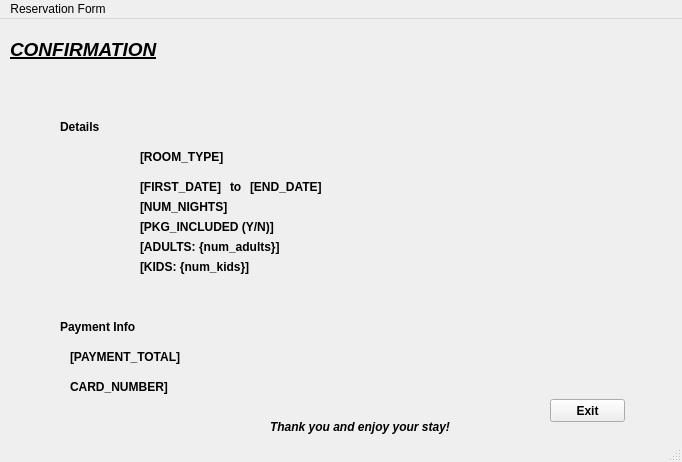
Above: mainwindow.ui from JMielbrecht-Class-Projects/Lab2_CSC3220_ReservationForm_JMielbrecht before the change. Below: the same form after it.
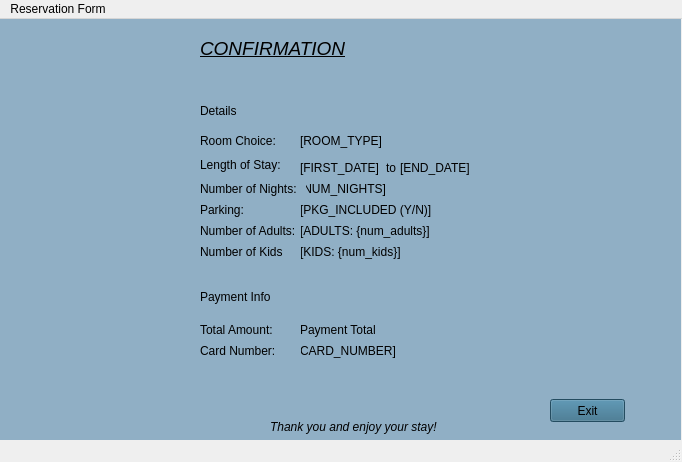
That is the form after the change. The open tabs and pages were chosen to show the change.

What changed in the file:
```diff
--- a/mainwindow.ui
+++ b/mainwindow.ui
@@ -29,6 +29,9 @@
       <bold>true</bold>
      </font>
     </property>
+    <property name="styleSheet">
+     <string notr="true">background-color: rgb(144, 175, 197);</string>
+    </property>
     <property name="currentIndex">
      <number>0</number>
     </property>
@@ -674,8 +677,8 @@
      <widget class="QLabel" name="label">
       <property name="geometry">
        <rect>
-        <x>10</x>
-        <y>10</y>
+        <x>200</x>
+        <y>9</y>
         <width>191</width>
         <height>41</height>
        </rect>
@@ -694,8 +697,8 @@
      <widget class="QLabel" name="label_4">
       <property name="geometry">
        <rect>
-        <x>60</x>
-        <y>100</y>
+        <x>200</x>
+        <y>84</y>
         <width>81</width>
         <height>16</height>
        </rect>
@@ -707,8 +710,8 @@
      <widget class="QLabel" name="label_5">
       <property name="geometry">
        <rect>
-        <x>60</x>
-        <y>300</y>
+        <x>200</x>
+        <y>270</y>
         <width>111</width>
         <height>16</height>
        </rect>
@@ -717,12 +720,12 @@
        <string>Payment Info</string>
       </property>
      </widget>
-     <widget class="QLabel" name="label_6">
+     <widget class="QLabel" name="roomSelection">
       <property name="geometry">
        <rect>
-        <x>140</x>
-        <y>130</y>
-        <width>91</width>
+        <x>300</x>
+        <y>114</y>
+        <width>301</width>
         <height>16</height>
        </rect>
       </property>
@@ -730,11 +733,11 @@
        <string>[ROOM_TYPE]</string>
       </property>
      </widget>
-     <widget class="QLabel" name="label_7">
+     <widget class="QLabel" name="startDate">
       <property name="geometry">
        <rect>
-        <x>140</x>
-        <y>160</y>
+        <x>300</x>
+        <y>141</y>
         <width>91</width>
         <height>16</height>
        </rect>
@@ -746,8 +749,8 @@
      <widget class="QLabel" name="label_8">
       <property name="geometry">
        <rect>
-        <x>230</x>
-        <y>160</y>
+        <x>386</x>
+        <y>141</y>
         <width>21</width>
         <height>16</height>
        </rect>
@@ -756,11 +759,11 @@
        <string>to</string>
       </property>
      </widget>
-     <widget class="QLabel" name="label_9">
+     <widget class="QLabel" name="lastDate">
       <property name="geometry">
        <rect>
-        <x>250</x>
-        <y>160</y>
+        <x>400</x>
+        <y>141</y>
         <width>81</width>
         <height>16</height>
        </rect>
@@ -769,11 +772,11 @@
        <string>[END_DATE]</string>
       </property>
      </widget>
-     <widget class="QLabel" name="label_10">
+     <widget class="QLabel" name="totalNumNight">
       <property name="geometry">
        <rect>
-        <x>140</x>
-        <y>180</y>
+        <x>300</x>
+        <y>162</y>
         <width>91</width>
         <height>16</height>
        </rect>
@@ -782,12 +785,12 @@
        <string>[NUM_NIGHTS]</string>
       </property>
      </widget>
-     <widget class="QLabel" name="label_11">
+     <widget class="QLabel" name="parkingIncluded">
       <property name="geometry">
        <rect>
-        <x>140</x>
-        <y>200</y>
-        <width>141</width>
+        <x>300</x>
+        <y>183</y>
+        <width>175</width>
         <height>16</height>
        </rect>
       </property>
@@ -795,11 +798,11 @@
        <string>[PKG_INCLUDED (Y/N)]</string>
       </property>
      </widget>
-     <widget class="QLabel" name="label_12">
+     <widget class="QLabel" name="numAdults">
       <property name="geometry">
        <rect>
-        <x>140</x>
-        <y>220</y>
+        <x>300</x>
+        <y>204</y>
         <width>161</width>
         <height>16</height>
        </rect>
@@ -808,11 +811,11 @@
        <string>[ADULTS: {num_adults}]</string>
       </property>
      </widget>
-     <widget class="QLabel" name="label_13">
+     <widget class="QLabel" name="numKids">
       <property name="geometry">
        <rect>
-        <x>140</x>
-        <y>240</y>
+        <x>300</x>
+        <y>225</y>
         <width>141</width>
         <height>16</height>
        </rect>
@@ -821,24 +824,11 @@
        <string>[KIDS: {num_kids}]</string>
       </property>
      </widget>
-     <widget class="QLabel" name="label_14">
+     <widget class="QLabel" name="cardNumber">
       <property name="geometry">
        <rect>
-        <x>70</x>
-        <y>330</y>
-        <width>111</width>
-        <height>16</height>
-       </rect>
-      </property>
-      <property name="text">
-       <string>[PAYMENT_TOTAL]</string>
-      </property>
-     </widget>
-     <widget class="QLabel" name="label_15">
-      <property name="geometry">
-       <rect>
-        <x>70</x>
-        <y>360</y>
+        <x>300</x>
+        <y>324</y>
         <width>141</width>
         <height>16</height>
        </rect>
@@ -874,10 +864,130 @@
         <height>23</height>
        </rect>
       </property>
+      <property name="styleSheet">
+       <string notr="true">background-color: rgb(51, 107, 135);</string>
+      </property>
       <property name="text">
        <string>Exit</string>
       </property>
      </widget>
+     <widget class="QLabel" name="totalCost">
+      <property name="geometry">
+       <rect>
+        <x>300</x>
+        <y>300</y>
+        <width>90</width>
+        <height>22</height>
+       </rect>
+      </property>
+      <property name="text">
+       <string>Payment Total</string>
+      </property>
+     </widget>
+     <widget class="QLabel" name="label_6">
+      <property name="geometry">
+       <rect>
+        <x>200</x>
+        <y>114</y>
+        <width>80</width>
+        <height>16</height>
+       </rect>
+      </property>
+      <property name="text">
+       <string>Room Choice:</string>
+      </property>
+     </widget>
+     <widget class="QLabel" name="label_7">
+      <property name="geometry">
+       <rect>
+        <x>200</x>
+        <y>138</y>
+        <width>89</width>
+        <height>16</height>
+       </rect>
+      </property>
+      <property name="text">
+       <string>Length of Stay:</string>
+      </property>
+     </widget>
+     <widget class="QLabel" name="label_9">
+      <property name="geometry">
+       <rect>
+        <x>200</x>
+        <y>162</y>
+        <width>106</width>
+        <height>16</height>
+       </rect>
+      </property>
+      <property name="text">
+       <string>Number of Nights:</string>
+      </property>
+     </widget>
+     <widget class="QLabel" name="label_10">
+      <property name="geometry">
+       <rect>
+        <x>200</x>
+        <y>183</y>
+        <width>101</width>
+        <height>16</height>
+       </rect>
+      </property>
+      <property name="text">
+       <string>Parking:</string>
+      </property>
+     </widget>
+     <widget class="QLabel" name="label_11">
+      <property name="geometry">
+       <rect>
+        <x>200</x>
+        <y>204</y>
+        <width>101</width>
+        <height>16</height>
+       </rect>
+      </property>
+      <property name="text">
+       <string>Number of Adults:</string>
+      </property>
+     </widget>
+     <widget class="QLabel" name="label_12">
+      <property name="geometry">
+       <rect>
+        <x>200</x>
+        <y>225</y>
+        <width>101</width>
+        <height>16</height>
+       </rect>
+      </property>
+      <property name="text">
+       <string>Number of Kids</string>
+      </property>
+     </widget>
+     <widget class="QLabel" name="label_13">
+      <property name="geometry">
+       <rect>
+        <x>200</x>
+        <y>303</y>
+        <width>101</width>
+        <height>16</height>
+       </rect>
+      </property>
+      <property name="text">
+       <string>Total Amount:</string>
+      </property>
+     </widget>
+     <widget class="QLabel" name="label_14">
+      <property name="geometry">
+       <rect>
+        <x>200</x>
+        <y>324</y>
+        <width>101</width>
+        <height>16</height>
+       </rect>
+      </property>
+      <property name="text">
+       <string>Card Number:</string>
+      </property>
+     </widget>
     </widget>
     <widget class="QWidget" name="page">
      <widget class="QLabel" name="label_2">
```
Left out of the diff: 106 changed lines with no effect on the pictures.
